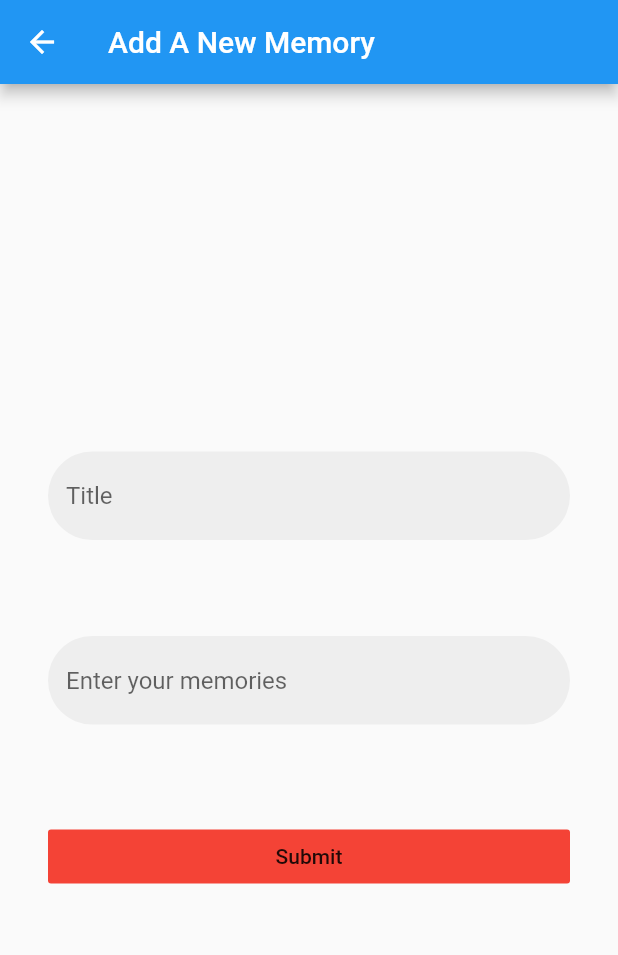
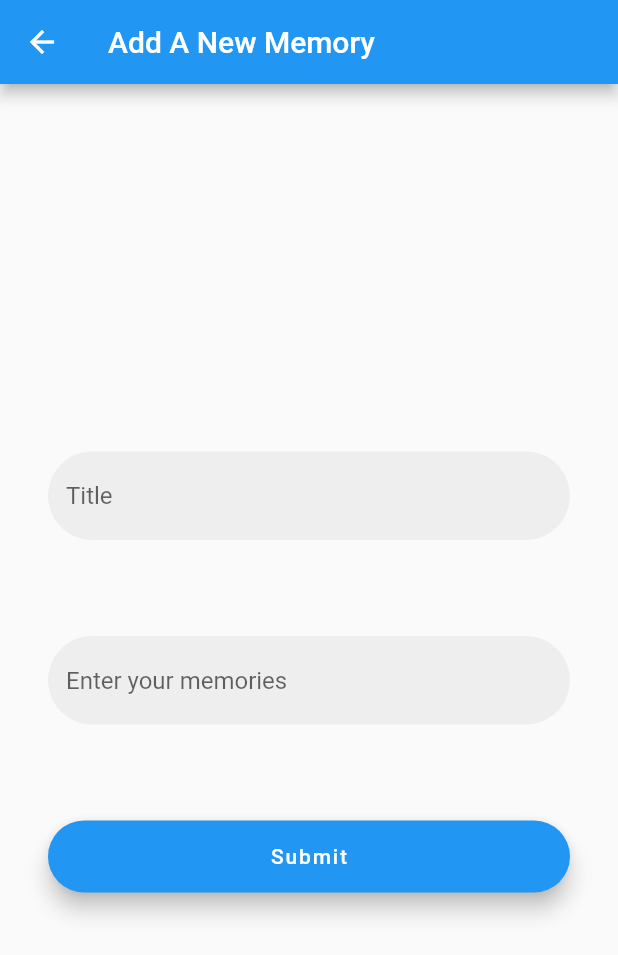
Before and after one commit to AgnellusX1/TravelEX, a Flutter app: the Add screen opened directly, on a phone screen of 412 x 824 dp. Shown: the top 955 px of the screen. Run offline on Flutter 3.47's test engine with Material 2 defaults, Android fonts, the phone set to English and light mode, and no system bars.

Commit message:
FiXED: Changed Button to Floating Action Button

```diff
--- a/lib/screens/add.dart
+++ b/lib/screens/add.dart
@@ -7,7 +7,7 @@ class Add extends StatefulWidget {
 }
 
 class _AddState extends State<Add> {
-  final _controllertitle=TextEditingController();
+  final _controllertitle = TextEditingController();
   final _controllerdesc = TextEditingController();
   String name = "";
 
@@ -17,9 +17,8 @@ class _AddState extends State<Add> {
         appBar: AppBar(
           title: Text("Add A New Memory"),
         ),
-        body: Column(
-            mainAxisAlignment: MainAxisAlignment.center,
-            children: <Widget>[
+        body: Column(mainAxisAlignment: MainAxisAlignment.center, children: <
+            Widget>[
           Text(name),
           Container(
             child: TextField(
@@ -53,21 +52,15 @@ class _AddState extends State<Add> {
           ),
           Container(
             width: double.infinity,
-                child: FlatButton(
-                  child: Text("Submit"),
-                  color: Colors.red,
-                  onPressed: () {
-                    // setState((){
-                    //   name= _controller.text;
-                    // });
-                  },
+            child: FloatingActionButton.extended(
+              label: Text("Submit"),
+              onPressed: () {},
             ),
             padding: EdgeInsets.all(32),
           ),
         ]));
   }
 }
-
 
 //TODO
 
```
Also changed, not shown: pubspec.lock. Lines whose indentation alone changed are shown as unchanged.
